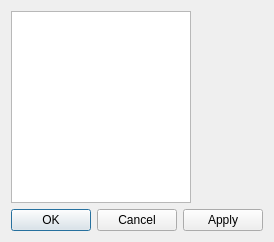
Qt form src/gui/dialogs/formsettings.ui (martinrotter/textosaurus) before a commit.
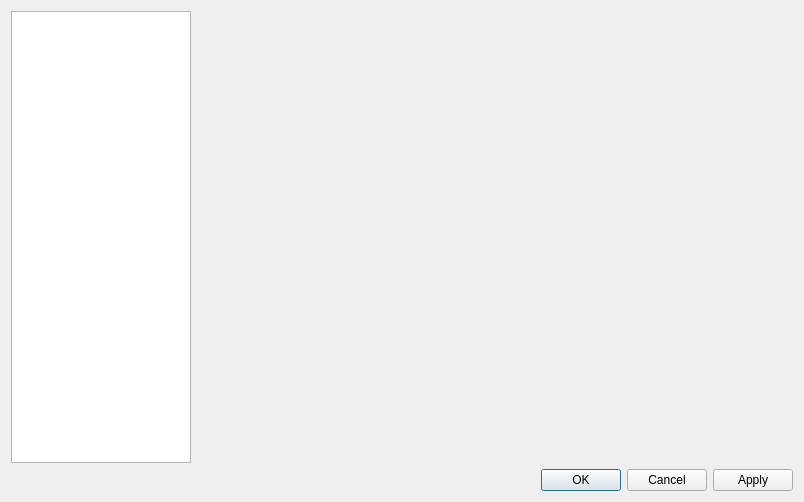
The same form after that commit.

What changed in the file:
```diff
--- a/src/gui/dialogs/formsettings.ui
+++ b/src/gui/dialogs/formsettings.ui
@@ -2,6 +2,14 @@
 <ui version="4.0">
  <class>FormSettings</class>
  <widget class="QDialog" name="FormSettings">
+  <property name="geometry">
+   <rect>
+    <x>0</x>
+    <y>0</y>
+    <width>804</width>
+    <height>502</height>
+   </rect>
+  </property>
   <property name="windowTitle">
    <string>Settings</string>
   </property>
```
